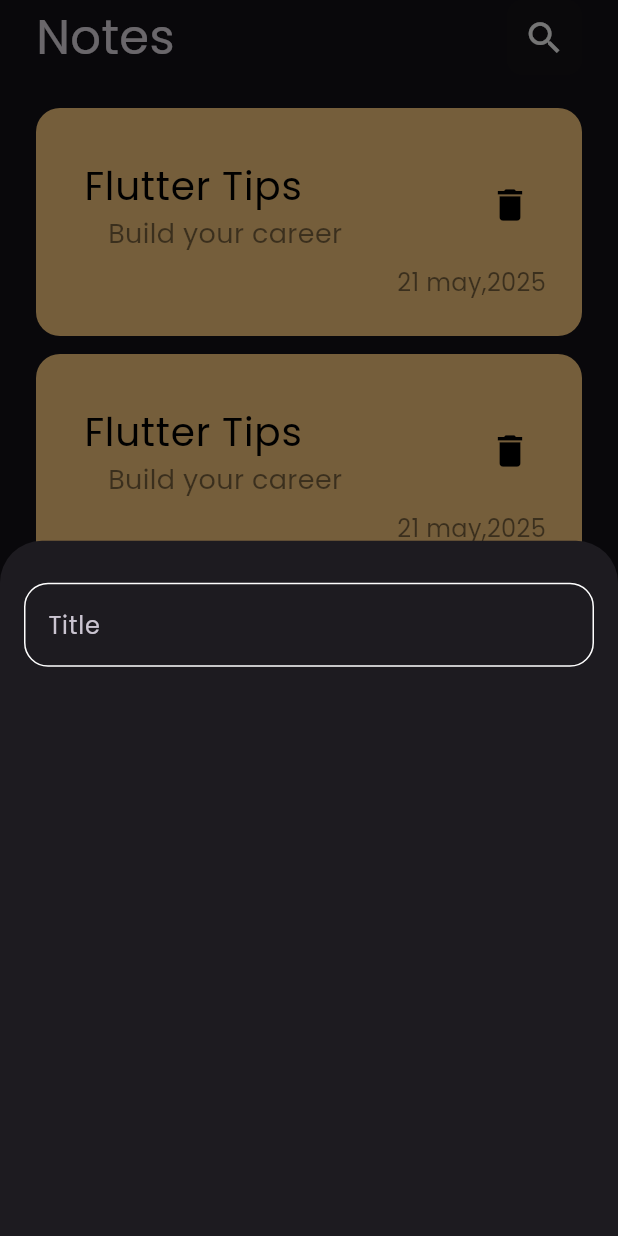
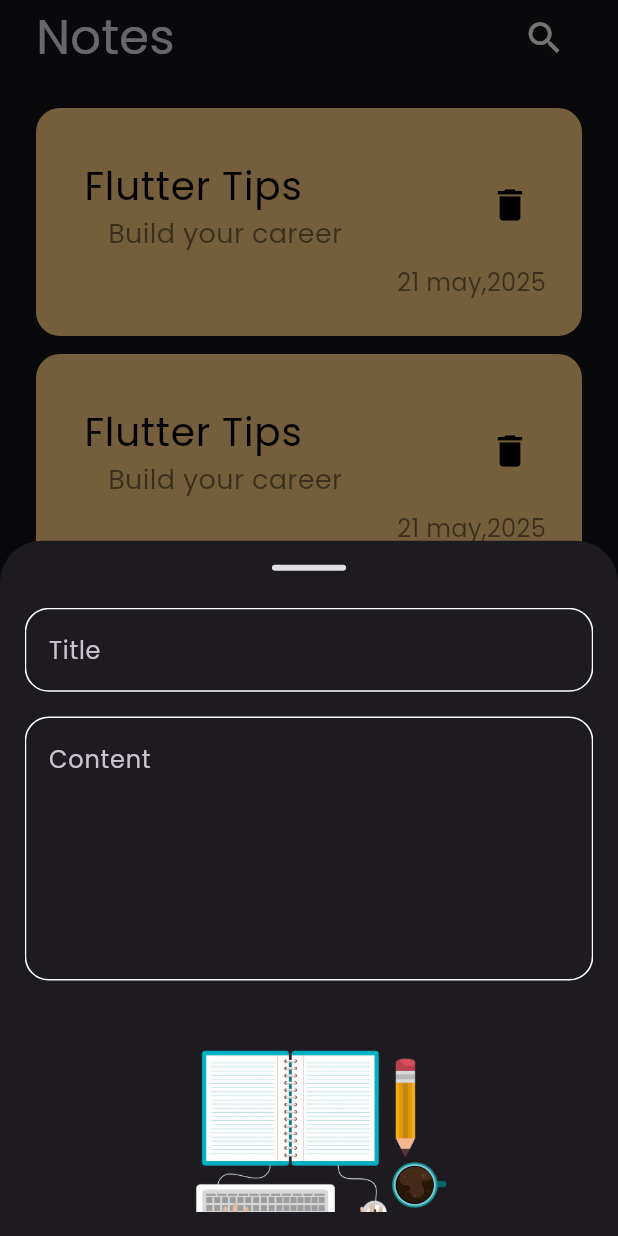
Before and after one commit to MariamEssam5/My-Notes-App, a Flutter app: the screen it shows after launch, after a tap on the "add" icon, on a phone screen of 412 x 824 dp. Run offline on Flutter 3.47's test engine with Material 3 defaults, Android fonts, the phone set to English and light mode, and no system bars.

Commit message:
add fields to bottom sheet

```diff
--- a/lib/views/widgets/add_note_button_sheet.dart
+++ b/lib/views/widgets/add_note_button_sheet.dart
@@ -6,15 +6,74 @@
 
   @override
   Widget build(BuildContext context) {
-    return const Padding(
-      padding: EdgeInsets.symmetric(horizontal: 16),
-      child: Column(
-        children: [
-          SizedBox(
-            height: 28,
-          ),
-          CustomTextField()
-        ],
+    final screenHeight = MediaQuery.of(context).size.height;
+    final screenWidth = MediaQuery.of(context).size.width;
+    final keyboardHeight = MediaQuery.of(context).viewInsets.bottom;
+
+    return Container(
+      height: screenHeight * 0.85,
+      child: Padding(
+        padding: EdgeInsets.only(
+          left: screenWidth * 0.04,
+          right: screenWidth * 0.04,
+          bottom: keyboardHeight + 16,
+          top: 16,
+        ),
+        child: Column(
+          mainAxisSize: MainAxisSize.min,
+          children: [
+            Container(
+              width: screenWidth * 0.12,
+              height: 4,
+              margin: EdgeInsets.only(bottom: screenHeight * 0.03),
+              decoration: BoxDecoration(
+                color: Colors.grey[300],
+                borderRadius: BorderRadius.circular(2),
+              ),
+            ),
+            Expanded(
+              child: SingleChildScrollView(
+                child: Column(
+                  crossAxisAlignment: CrossAxisAlignment.stretch,
+                  children: [
+                    CustomTextField(
+                      hint: "Title",
+                    ),
+                    SizedBox(
+                      height: screenHeight * 0.02,
+                    ),
+                    CustomTextField(
+                      hint: "Content",
+                      maxLines: screenHeight > 600 ? 6 : 3,
+                    ),
+                    // SizedBox(
+                    //   height: screenHeight * 0.03,
+                    // ),
+                    if (screenHeight > 500)
+                      Container(
+                        height: screenHeight * 0.25,
+                        width: double.infinity,
+                        child: Image.asset(
+                          "assets/images/abc.png",
+                          fit: BoxFit.contain,
+                          errorBuilder: (context, error, stackTrace) {
+                            return Container(
+                              height: screenHeight * 0.25,
+                              child: Icon(
+                                Icons.image_not_supported,
+                                size: screenWidth * 0.15,
+                                color: Colors.grey,
+                              ),
+                            );
+                          },
+                        ),
+                      ),
+                  ],
+                ),
+              ),
+            ),
+          ],
+        ),
       ),
     );
   }
--- a/lib/views/widgets/custom_text_field.dart
+++ b/lib/views/widgets/custom_text_field.dart
@@ -2,14 +2,17 @@
 import 'package:my_notes/constants.dart';
 
 class CustomTextField extends StatelessWidget {
-  const CustomTextField({super.key});
+  const CustomTextField({super.key, required this.hint, this.maxLines = 1});
+  final String hint;
+  final int maxLines;
 
   @override
   Widget build(BuildContext context) {
     return TextField(
+      maxLines: maxLines,
       cursorColor: kPrimaryColor,
       decoration: InputDecoration(
-          hintText: 'Title',
+          hintText: hint,
           border: BuildBorder(),
           enabledBorder: BuildBorder(),
           focusedBorder: BuildBorder(kPrimaryColor)),
--- a/pubspec.yaml
+++ b/pubspec.yaml
@@ -28,6 +28,7 @@
 # the latest version available on pub.dev. To see which dependencies have newer
 # versions available, run `flutter pub outdated`.
 dependencies:
+  flutter_svg: ^2.0.7
   cupertino_icons: ^1.0.8
   font_awesome_flutter: ^10.5.0
 
@@ -54,9 +55,8 @@
   uses-material-design: true
 
   # To add assets to your application, add an assets section, like this:
-  # assets:
-  #   - images/a_dot_burr.jpeg
-  #   - images/a_dot_ham.jpeg
+  assets:
+    - assets/images/
   # An image asset can refer to one or more resolution-specific "variants", see
   # https://flutter.dev/to/resolution-aware-images
   # For details regarding adding assets from package dependencies, see
```
Also changed, not shown: assets/images/abc.png (added), assets/images/img.svg (added), assets/images/undraw_diary_f7r8.png (added), pubspec.lock.
